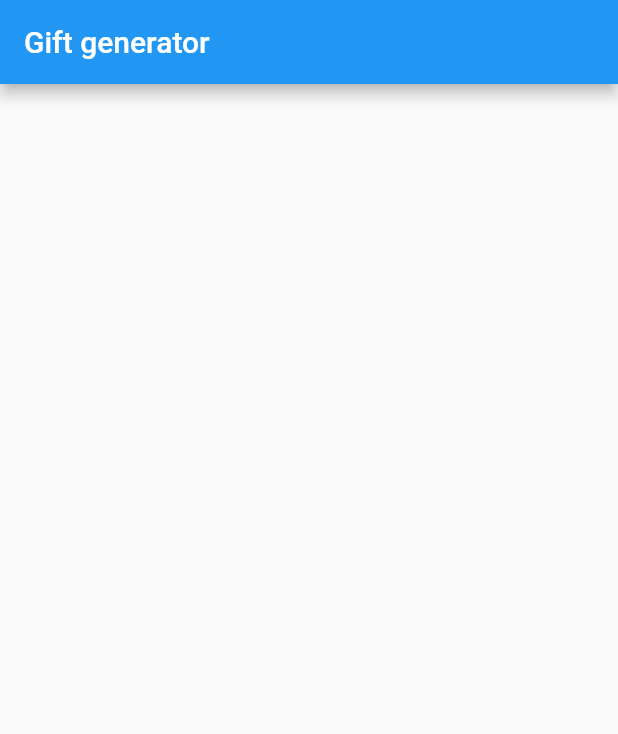
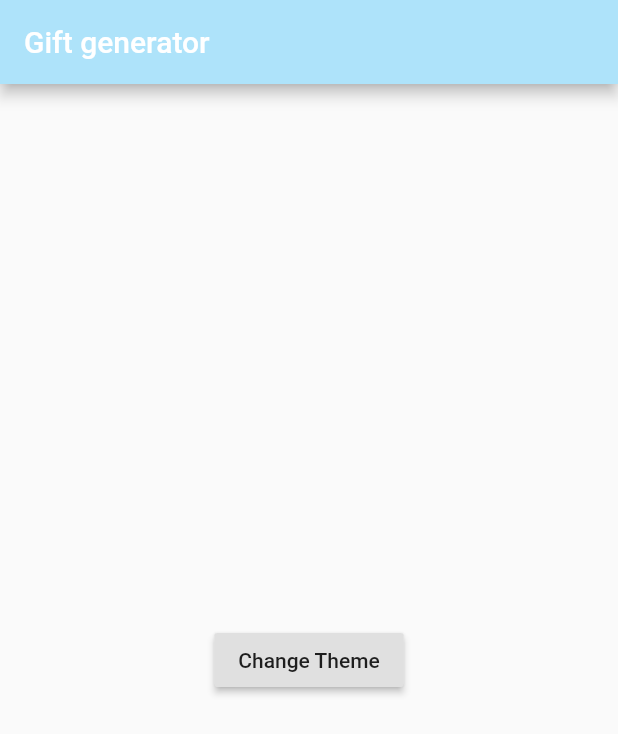
Before and after one commit to anastasiia-zin/GiftGenerator-mobile, a Flutter app: the screen it shows after launch, on a phone screen of 412 x 824 dp. Shown: the top 734 px of the screen. Run offline on Flutter 3.47's test engine with Material 2 defaults, Android fonts, the phone set to English and light mode, and no system bars.

Commit message:
added theme change with base colors

```diff
--- a/gift_generator/lib/main.dart
+++ b/gift_generator/lib/main.dart
@@ -1,11 +1,14 @@
 import 'package:flutter/material.dart';
+import 'package:provider/provider.dart';
 
 //pages imports
 import 'package:gift_generator/pages/loginPage.dart';
+import 'package:gift_generator/themeModel.dart';
 
-void main() {
-  runApp(MyApp());
-}
+
+void main() => runApp(
+    ChangeNotifierProvider<ThemeModel>(
+        builder: (BuildContext context) => ThemeModel(), child: MyApp()));
 
 class MyApp extends StatelessWidget {
   // This widget is the root of your application.
@@ -13,10 +16,7 @@ class MyApp extends StatelessWidget {
   Widget build(BuildContext context) {
     return MaterialApp(
       title: 'Flutter Demo',
-      theme: ThemeData(
-        primarySwatch: Colors.blue,
-        visualDensity: VisualDensity.adaptivePlatformDensity,
-      ),
+      theme: Provider.of<ThemeModel>(context).currentTheme,
       home: LoginPage(),
     );
   }
--- a/gift_generator/lib/pages/loginPage.dart
+++ b/gift_generator/lib/pages/loginPage.dart
@@ -1,4 +1,6 @@
 import 'package:flutter/material.dart';
+import 'package:gift_generator/themeModel.dart';
+import 'package:provider/provider.dart';
 
 class LoginPage extends StatelessWidget {
   LoginPage({Key key}) : super(key: key);
@@ -6,10 +8,15 @@ class LoginPage extends StatelessWidget {
   @override
   Widget build(BuildContext context) {
     return Scaffold(
-      appBar: AppBar(
-        title: Text('Gift generator'),
-      ),
-      body: Center()
-    );
+        appBar: AppBar(
+          title: Text('Gift generator'),
+        ),
+        body: Center(
+            //TODO move this to appropriate button on navigation
+            child: RaisedButton(
+                child: Text("Change Theme"),
+                onPressed: () {
+                  Provider.of<ThemeModel>(context).toggleTheme();
+                })));
   }
 }
--- a/gift_generator/lib/themeModel.dart
+++ b/gift_generator/lib/themeModel.dart
@@ -0,0 +1,24 @@
+import 'package:flutter/material.dart';
+import 'package:gift_generator/themes/darkTheme.dart';
+import 'package:gift_generator/themes/lightTheme.dart';
+
+enum ThemeType { Light, Dark }
+
+class ThemeModel extends ChangeNotifier {
+  ThemeData currentTheme = lightTheme;
+  ThemeType _themeType = ThemeType.Light;
+
+  toggleTheme() {
+    if (_themeType == ThemeType.Dark) {
+      currentTheme = lightTheme;
+      _themeType = ThemeType.Light;
+      return notifyListeners();
+    }
+
+    if (_themeType == ThemeType.Light) {
+      currentTheme = darkTheme;
+      _themeType = ThemeType.Dark;
+      return notifyListeners();
+    }
+  }
+}
--- a/gift_generator/lib/themes/darkTheme.dart
+++ b/gift_generator/lib/themes/darkTheme.dart
@@ -0,0 +1,6 @@
+import 'package:flutter/material.dart';
+
+ThemeData darkTheme = ThemeData.dark().copyWith(
+    primaryColor: Color(0xffffffff),
+    backgroundColor: Color(0xff111323),
+    appBarTheme: AppBarTheme(color: Color(0xff234983)));
--- a/gift_generator/lib/themes/lightTheme.dart
+++ b/gift_generator/lib/themes/lightTheme.dart
@@ -0,0 +1,7 @@
+import 'package:flutter/material.dart';
+
+ThemeData lightTheme = ThemeData.light().copyWith(
+    primaryColor: Color(0xff595656),
+    appBarTheme: AppBarTheme(
+        color: Color(0xffAEE3FA)
+    ));
--- a/gift_generator/pubspec.yaml
+++ b/gift_generator/pubspec.yaml
@@ -21,6 +21,7 @@ environment:
   sdk: ">=2.7.0 <3.0.0"
 
 dependencies:
+  provider: ^3.1.0+1
   flutter:
     sdk: flutter
 
```
Also changed, not shown: gift_generator/pubspec.lock.
